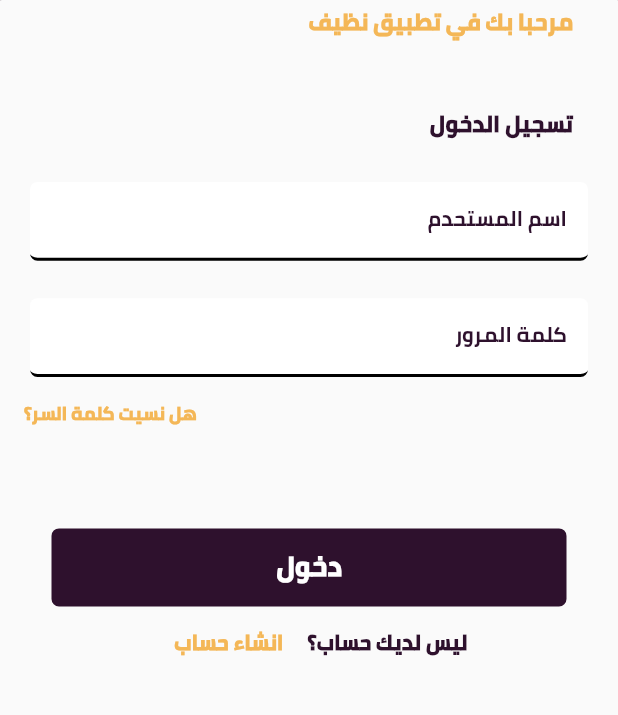
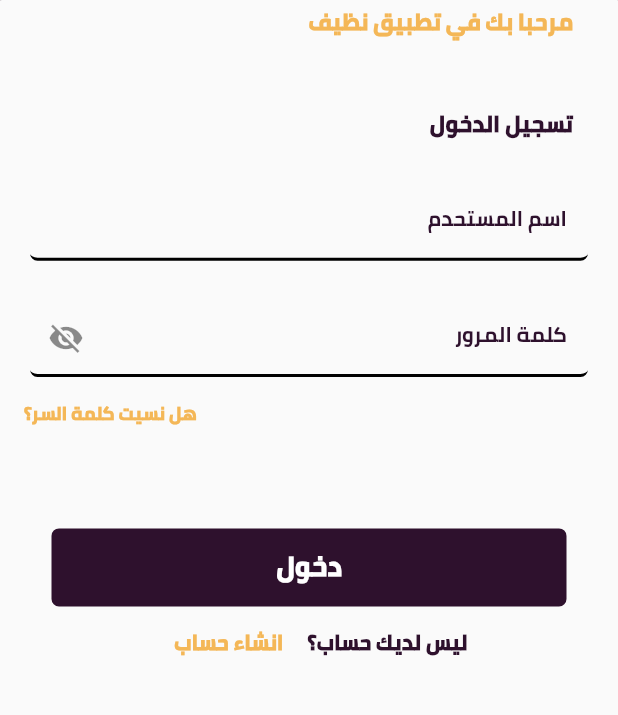
Before and after one commit to alzoldik/nazee, a Flutter app: the screen it shows after launch, after a tap on "عميل", on a phone screen of 412 x 824 dp, the part 494-1209 px from its top. Run offline on Flutter 3.47's test engine with Material 2 defaults, Android fonts, the phone set to English and light mode, and no system bars; our stand-ins replace image_picker; missing offline and left inert: pin_entry_text_field.

Commit message:
first updata

```diff
--- a/lib/main.dart
+++ b/lib/main.dart
@@ -1,5 +1,5 @@
 import 'package:flutter/material.dart';
-import 'package:nazeef/src/Ui/app.dart';
+import 'package:nazeef/src/app.dart';
 
 void main() {
   runApp(MyApp());
--- a/lib/src/Ui/auth/ActiveCode.dart
+++ b/lib/src/Ui/auth/ActiveCode.dart
@@ -1,9 +1,7 @@
 import 'package:flutter/material.dart';
 import 'package:flutter/widgets.dart';
-import 'package:nazeef/src/Ui/mainWedget/CustemActieCode.dart';
 import 'package:nazeef/src/Ui/mainWedget/CustemButton.dart';
 import 'package:nazeef/src/Ui/mainWedget/CustemScrun.dart';
-import 'package:nazeef/src/Ui/mainWedget/CustemTextField.dart';
 import 'package:pin_entry_text_field/pin_entry_text_field.dart';
 
 import 'ConfirmPassword.dart';
@@ -87,7 +85,7 @@ class ActiveCode extends StatelessWidget {
                             builder: (context) => ConfirmPassword()));
                   },
                   color: Color(0xFF2e112d),
-                  Border: Color(0xFF2e112d),
+                  border: Color(0xFF2e112d),
                   color2: Colors.white,
                   titel: 'ارسال',
                 ),
--- a/lib/src/Ui/auth/ConfirmPassword.dart
+++ b/lib/src/Ui/auth/ConfirmPassword.dart
@@ -4,7 +4,6 @@ import 'package:nazeef/src/Ui/mainWedget/CustemButton.dart';
 import 'package:nazeef/src/Ui/mainWedget/CustemScrun.dart';
 import 'package:nazeef/src/Ui/mainWedget/CustemTextField.dart';
 
-import 'ActiveCode.dart';
 
 class ConfirmPassword extends StatelessWidget {
   @override
@@ -59,7 +58,7 @@ class ConfirmPassword extends StatelessWidget {
                 CustomButton(
                   onTab: () {},
                   color: Color(0xFF2e112d),
-                  Border: Color(0xFF2e112d),
+                  border: Color(0xFF2e112d),
                   color2: Colors.white,
                   titel: 'تاكيد',
                 ),
--- a/lib/src/Ui/auth/CreateAccount.dart
+++ b/lib/src/Ui/auth/CreateAccount.dart
@@ -5,7 +5,6 @@ import 'package:nazeef/src/Ui/mainWedget/CustemButton.dart';
 import 'package:nazeef/src/Ui/mainWedget/CustemScrun.dart';
 import 'package:nazeef/src/Ui/mainWedget/CustemTextField.dart';
 
-import 'ResetPassword.dart';
 
 class CreateAccount extends StatelessWidget {
   @override
@@ -85,7 +84,7 @@ class CreateAccount extends StatelessWidget {
                 CustomButton(
                   onTab: () {},
                   color: Color(0xFF2e112d),
-                  Border: Color(0xFF2e112d),
+                  border: Color(0xFF2e112d),
                   color2: Colors.white,
                   titel: 'انشاء',
                 ),
--- a/lib/src/Ui/auth/ResetPassword.dart
+++ b/lib/src/Ui/auth/ResetPassword.dart
@@ -57,7 +57,7 @@ class ResetPassword extends StatelessWidget {
                         MaterialPageRoute(builder: (context) => ActiveCode()));
                   },
                   color: Color(0xFF2e112d),
-                  Border: Color(0xFF2e112d),
+                  border: Color(0xFF2e112d),
                   color2: Colors.white,
                   titel: 'ارسال',
                 ),
--- a/lib/src/Ui/auth/SericeForm.dart
+++ b/lib/src/Ui/auth/SericeForm.dart
@@ -2,12 +2,10 @@ import 'package:flutter/material.dart';
 import 'package:flutter/widgets.dart';
 import 'package:nazeef/src/Ui/auth/singInForm.dart';
 import 'package:nazeef/src/Ui/mainWedget/CustemButton.dart';
-import 'package:nazeef/src/Ui/mainWedget/CustemEddImg.dart';
 import 'package:nazeef/src/Ui/mainWedget/CustemScrun.dart';
 import 'package:nazeef/src/Ui/mainWedget/CustemTextField.dart';
 import 'package:image_picker/image_picker.dart';
 import 'dart:io';
-import 'ResetPassword.dart';
 
 class SericeForm extends StatefulWidget {
   SericeForm() : super();
@@ -147,7 +145,7 @@ class _SericeFormState extends State<SericeForm> {
                             padding: EdgeInsets.all(20),
                             color: Colors.white,
                             child: Container(
-                              child: Icon(Icons.camera_enhance_sharp),
+                              child: Icon(Icons.camera),
                             ),
                             onPressed: () {
                               pickImageFromGallery(ImageSource.gallery);
@@ -180,7 +178,7 @@ class _SericeFormState extends State<SericeForm> {
                 CustomButton(
                   onTab: () {},
                   color: Color(0xFF2e112d),
-                  Border: Color(0xFF2e112d),
+                  border: Color(0xFF2e112d),
                   color2: Colors.white,
                   titel: 'انشاء',
                 ),
--- a/lib/src/Ui/auth/ServiceSingForm.dart
+++ b/lib/src/Ui/auth/ServiceSingForm.dart
@@ -4,8 +4,6 @@ import 'package:nazeef/src/Ui/mainWedget/CustemButton.dart';
 import 'package:nazeef/src/Ui/mainWedget/CustemScrun.dart';
 import 'package:nazeef/src/Ui/mainWedget/CustemTextField.dart';
 
-import 'CreateAccount.dart';
-import 'ResetPassword.dart';
 import 'SericeForm.dart';
 
 class ServiceSingForm extends StatelessWidget {
@@ -90,7 +88,7 @@ class ServiceSingForm extends StatelessWidget {
                 CustomButton(
                   onTab: () {},
                   color: Color(0xFF2e112d),
-                  Border: Color(0xFF2e112d),
+                  border: Color(0xFF2e112d),
                   color2: Colors.white,
                   titel: 'دخول',
                 ),
--- a/lib/src/Ui/auth/singInForm.dart
+++ b/lib/src/Ui/auth/singInForm.dart
@@ -14,7 +14,8 @@ class MyWaveClipper extends StatelessWidget {
       body: ListView(
         children: [
           Container(
-            child: (CustomScrun(
+            child:
+            (CustomScrun(
               img: 'assets/images/icons/appIcon.png',
               img2: 'assets/images/icons/Artboard11.png',
             )),
@@ -49,14 +50,15 @@ class MyWaveClipper extends StatelessWidget {
                   ),
                 ),
                 CustomTextField(
-                  color: Color(0xFF2e112d),
-                  titel: 'اسم المستحدم',
+                  color: Colors.white,
+                  titel: 'اكتب هنا',
                   label: 'اسم المستحدم',
                 ),
                 CustomTextField(
                   color: Color(0xFF2e112d),
-                  titel: '*********',
+                  titel: 'اكتب هنا',
                   label: 'كلمة المرور',
+                  icon: true,
                 ),
                 Container(
                   alignment: Alignment.centerLeft,
@@ -89,7 +91,7 @@ class MyWaveClipper extends StatelessWidget {
                 CustomButton(
                   onTab: () {},
                   color: Color(0xFF2e112d),
-                  Border: Color(0xFF2e112d),
+                  border: Color(0xFF2e112d),
                   color2: Colors.white,
                   titel: 'دخول',
                 ),
--- a/lib/src/Ui/auth/userType.dart
+++ b/lib/src/Ui/auth/userType.dart
@@ -65,7 +65,7 @@ class _UserTypeState extends State<UserType> {
                                   builder: (context) => MyWaveClipper()));
                         },
                         color: Color(0xFF2e112d),
-                        Border: Color(0xFF2e112d),
+                        border: Color(0xFF2e112d),
                         color2: Colors.white,
                         titel: 'عميل',
                       ),
@@ -78,7 +78,7 @@ class _UserTypeState extends State<UserType> {
                         },
                         color: Colors.white,
                         color2: Color(0xFF2e112d),
-                        Border: Color(0xFF2e112d),
+                        border: Color(0xFF2e112d),
                         titel: 'مقدم خدمة',
                       ),
                     ],
--- a/lib/src/Ui/intro/SplashScreen.dart
+++ b/lib/src/Ui/intro/SplashScreen.dart
@@ -27,31 +27,15 @@ class _SplashScreenState extends State<SplashScreen> {
     return Material(
         child: Stack(
       children: <Widget>[
-        Image.asset(
-          'assets/images/icons/appIcon.png',
-          fit: BoxFit.fitHeight,
+        Container(
+          color: Color.fromRGBO(45, 14, 44, 1),
           width: MediaQuery.of(context).size.width,
           height: MediaQuery.of(context).size.height,
+          child: Image.asset(
+            'assets/images/icons/appIcon.png',
+            fit: BoxFit.contain,
+          ),
         ),
-//            Center(
-//              child: Column(
-//                mainAxisAlignment: MainAxisAlignment.center,
-//                children: <Widget>[
-//                  Container(
-//                      width: 200,
-//                      height: 300,
-//                      child: Image.asset('assets/logo.png')),
-//                  SizedBox(height: 130),
-//                  Text(
-//                    'klfdjhg',
-//                    style: TextStyle(
-//                      color: Colors.black,
-//                      fontSize: 15,
-//                    ),
-//                  )
-//                ],
-//              ),
-//            )
       ],
     ));
   }
--- a/lib/src/Ui/mainWedget/CustemActieCode.dart
+++ b/lib/src/Ui/mainWedget/CustemActieCode.dart
@@ -380,6 +380,7 @@ class _OtpState extends State<Otp> with SingleTickerProviderStateMixin {
       } else if (_fourthDigit == null) {
         _fourthDigit = _currentDigit;
 
+        // ignore: unused_local_variable
         var otp = _firstDigit.toString() +
             _secondDigit.toString() +
             _thirdDigit.toString() +
@@ -408,6 +409,7 @@ class _OtpState extends State<Otp> with SingleTickerProviderStateMixin {
   }
 }
 
+// ignore: must_be_immutable
 class OtpTimer extends StatelessWidget {
   final AnimationController controller;
   double fontSize;
--- a/lib/src/Ui/mainWedget/CustemButton.dart
+++ b/lib/src/Ui/mainWedget/CustemButton.dart
@@ -1,11 +1,10 @@
-import 'package:matcher/matcher.dart';
 import 'package:flutter/material.dart';
 
 class CustomButton extends StatefulWidget {
   final String titel;
   final Color color;
   final Color color2;
-  final Color Border;
+  final Color border;
   final Function onTab;
 
   const CustomButton({
@@ -14,7 +13,7 @@ class CustomButton extends StatefulWidget {
     this.color,
     this.onTab,
     this.color2,
-    this.Border,
+    this.border,
   }) : super(key: key);
   @override
   _CustomButtonState createState() => _CustomButtonState();
@@ -41,7 +40,7 @@ class _CustomButtonState extends State<CustomButton>
         borderRadius: BorderRadius.circular(5),
         color: widget.color,
         border: Border.all(
-          color: widget.Border,
+          color: widget.border,
           width: 2,
         ),
         // boxShadow: [
--- a/lib/src/Ui/mainWedget/CustemTextField.dart
+++ b/lib/src/Ui/mainWedget/CustemTextField.dart
@@ -4,7 +4,7 @@ class CustomTextField extends StatefulWidget {
   final String titel;
   final Color color;
   final String label;
-  // final IconData icon;
+  final bool icon;
   // final IconData icon;
 
   const CustomTextField({
@@ -12,6 +12,7 @@ class CustomTextField extends StatefulWidget {
     this.titel,
     this.color,
     this.label,
+    this.icon,
   }) : super(key: key);
   @override
   _CustomTextFieldState createState() => _CustomTextFieldState();
@@ -24,6 +25,8 @@ class _CustomTextFieldState extends State<CustomTextField>
     super.initState();
   }
 
+  bool show = true;
+
   @override
   Widget build(BuildContext context) {
     return Container(
@@ -34,6 +37,7 @@ class _CustomTextFieldState extends State<CustomTextField>
             textDirection: TextDirection.rtl,
             child: TextFormField(
               autofocus: false,
+              obscureText: show,
               // textAlign: TextAlign.right,
               autocorrect: true,
               style: TextStyle(
@@ -49,18 +53,19 @@ class _CustomTextFieldState extends State<CustomTextField>
                   fontWeight: FontWeight.w600,
                 ),
                 filled: true,
-                fillColor: Colors.white,
+                fillColor: Color(0x00000000),
                 hintText: widget.titel,
-
-                // suffixIcon: widget.icon == null
-                //     ? null
-                //     : Padding(
-                //         padding: const EdgeInsets.only(top: 12),
-                //         child: Icon(
-                //           widget.icon,
-                //           size: 22,
-                //         ),
-                //       ),
+                suffixIcon: widget.icon == null
+                    ? null
+                    : IconButton(
+                        icon: show
+                            ? Icon(Icons.visibility_off)
+                            : Icon(Icons.visibility),
+                        onPressed: () {
+                          setState(() {
+                            show = !show;
+                          });
+                        }),
                 contentPadding: const EdgeInsets.only(
                     right: 14.0, left: 14.0, bottom: 5, top: 5),
                 focusedBorder: UnderlineInputBorder(
--- a/lib/src/Ui/app.dart
+++ b/lib/src/app.dart
@@ -1,5 +1,5 @@
 import 'package:flutter/material.dart';
-import 'intro/SplashScreen.dart';
+import 'Ui/intro/SplashScreen.dart';
 
 class MyApp extends StatelessWidget {
   @override
```
Also changed, not shown: lib/src/Ui/mainWedget/CustemEddImg.dart (+71 -72 lines), pubspec.lock.
